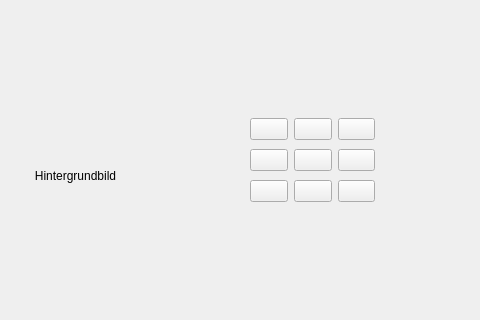
Qt form mainwindow.ui (Gibbyace/DungeonCrawler_Game_C-) before a commit; both pictures show x 320 to 800 and y 105 to 425 of the 800 by 600 pixel window.
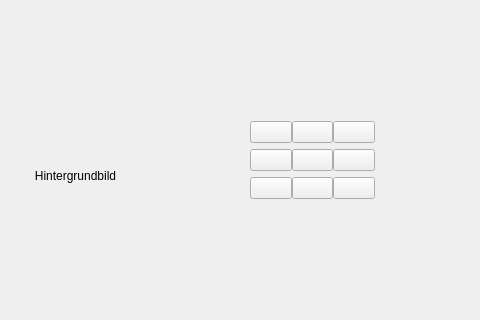
The same form after that commit.

Commit message: StartScreen und MainWindow sind jetzt so connected wir in der Aufgabenstellung vorgegeben

```diff
--- a/mainwindow.ui
+++ b/mainwindow.ui
@@ -59,6 +59,9 @@
      </rect>
     </property>
     <layout class="QGridLayout" name="gridLayout_2">
+     <property name="spacing">
+      <number>0</number>
+     </property>
      <item row="0" column="0">
       <widget class="QPushButton" name="topleftbutton">
        <property name="sizePolicy">
```
The commit also changes 2 other files.
